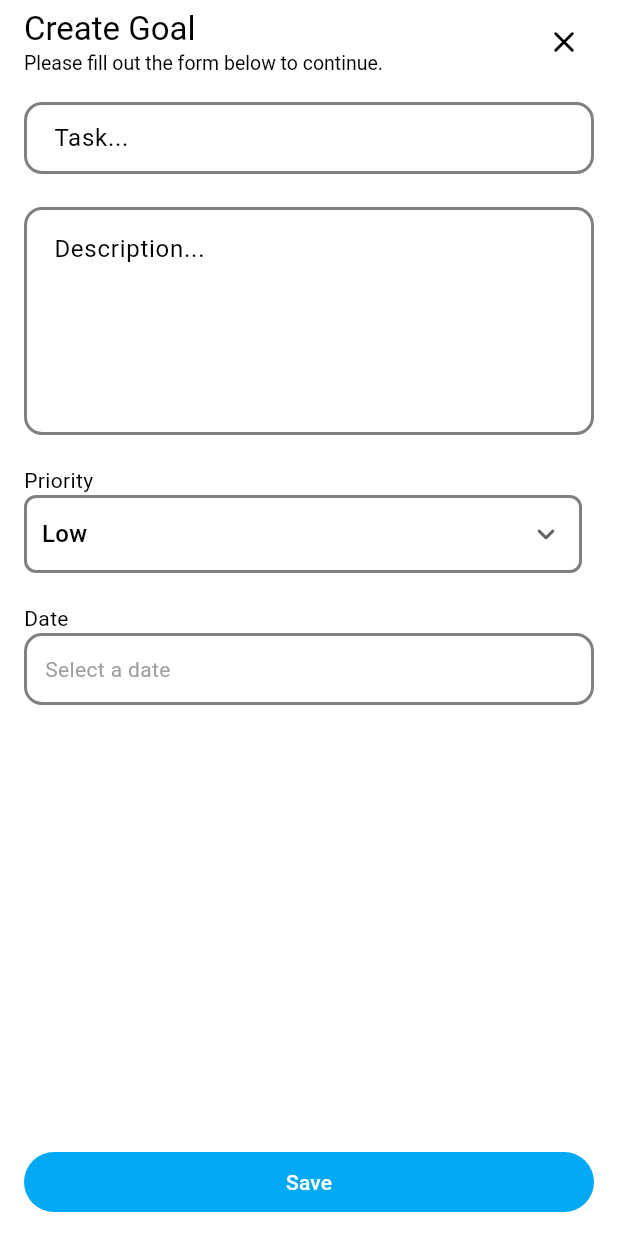
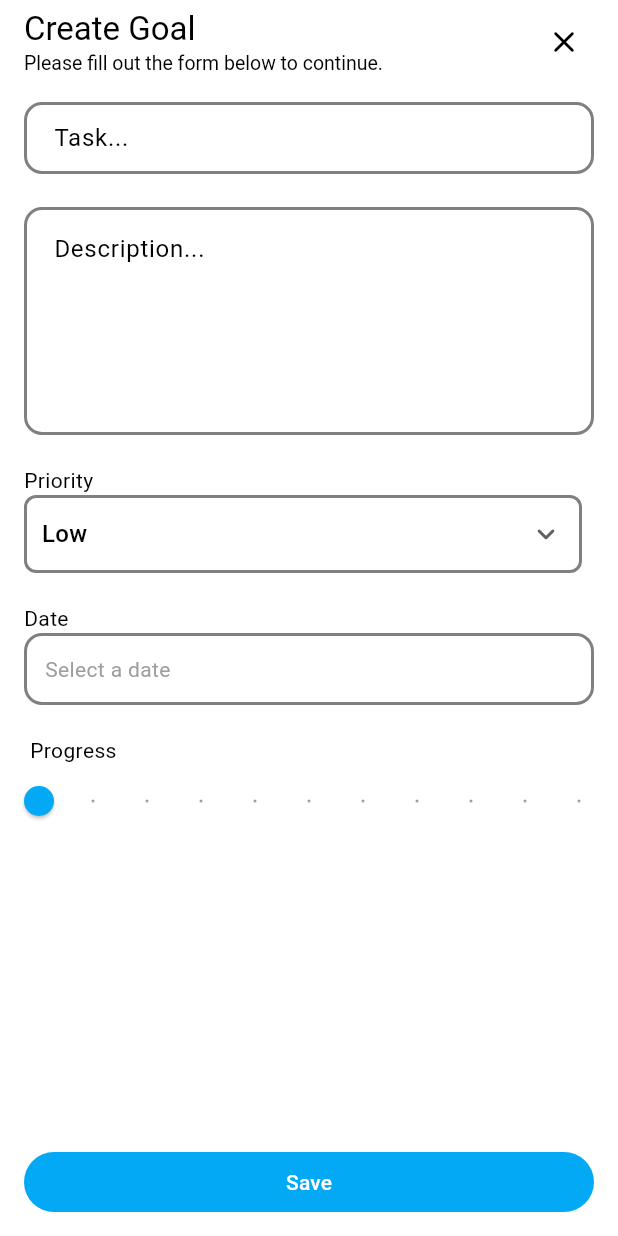
Before and after one commit to mhkamal12/goal_tracking, a Flutter app: the AddOrUpdateGoalScreen screen opened directly, after a tap on "Save", on a phone screen of 412 x 824 dp. Run offline on Flutter 3.47's test engine with Material 3 defaults, Android fonts, the light colour scheme and no system bars; our stand-ins replace shared_preferences, sqflite; accounts and stored records are empty.

Commit message:
Update AddGoalScreen.dart

```diff
--- a/lib/screens/AddGoalScreen.dart
+++ b/lib/screens/AddGoalScreen.dart
@@ -19,8 +19,9 @@ class _AddOrUpdateGoalScreenState extends State<AddOrUpdateGoalScreen> {
   final TextEditingController descriptionController = TextEditingController();
   int priority = 1;
   DateTime? date;
+  double progress = 0;
 
-  final _formKey = GlobalKey<FormState>();
+  final formKey = GlobalKey<FormState>();
 
   @override
   void initState() {
@@ -33,6 +34,7 @@ class _AddOrUpdateGoalScreenState extends State<AddOrUpdateGoalScreen> {
         descriptionController.text = widget.goal!.description ?? '';
         priority = widget.goal!.priority;
         date = theDate;
+        progress = widget.goal!.progress.toDouble();
       });
     }
     super.initState();
@@ -81,7 +83,7 @@ class _AddOrUpdateGoalScreenState extends State<AddOrUpdateGoalScreen> {
         body: SafeArea(
           top: true,
           child: Form(
-            key: _formKey,
+            key: formKey,
             autovalidateMode: AutovalidateMode.disabled,
             child: Column(
               mainAxisSize: MainAxisSize.max,
@@ -99,12 +101,16 @@ class _AddOrUpdateGoalScreenState extends State<AddOrUpdateGoalScreen> {
                               maxWidth: 770,
                             ),
                             decoration: BoxDecoration(),
-                            child: Padding(
-                              padding:
-                                  EdgeInsetsDirectional.fromSTEB(16, 12, 16, 0),
+                            child: Column(
+                              crossAxisAlignment: CrossAxisAlignment.start,
+                              children: [
+                                Padding(
+                                  padding: EdgeInsetsDirectional.fromSTEB(
+                                      16, 12, 16, 0),
                                   child: Column(
                                     mainAxisSize: MainAxisSize.max,
-                                crossAxisAlignment: CrossAxisAlignment.start,
+                                    crossAxisAlignment:
+                                        CrossAxisAlignment.start,
                                     children: [
                                       SizedBox(
                                         height: 50,
@@ -141,9 +147,11 @@ class _AddOrUpdateGoalScreenState extends State<AddOrUpdateGoalScreen> {
                                       Text('Priority'),
                                       Container(
                                         width:
-                                        MediaQuery.sizeOf(context).width - 40,
+                                            MediaQuery.sizeOf(context).width -
+                                                40,
                                         decoration: BoxDecoration(
-                                      borderRadius: BorderRadius.circular(8),
+                                          borderRadius:
+                                              BorderRadius.circular(8),
                                           border: Border.all(
                                             width: 2,
                                             color: Theme.of(context)
@@ -177,11 +185,12 @@ class _AddOrUpdateGoalScreenState extends State<AddOrUpdateGoalScreen> {
                                             child: Text(
                                               'Select level of priority',
                                               style: TextStyle(
-                                              fontSize: 14, color: Colors.grey),
+                                                  fontSize: 14,
+                                                  color: Colors.grey),
                                             ),
                                           ),
-                                      borderRadius:
-                                          BorderRadius.all(Radius.circular(8)),
+                                          borderRadius: BorderRadius.all(
+                                              Radius.circular(8)),
                                           items: [
                                             DropdownMenuItem(
                                               value: 1,
@@ -220,7 +229,8 @@ class _AddOrUpdateGoalScreenState extends State<AddOrUpdateGoalScreen> {
                                           width: double.infinity,
                                           height: 48,
                                           decoration: BoxDecoration(
-                                        borderRadius: BorderRadius.circular(12),
+                                            borderRadius:
+                                                BorderRadius.circular(12),
                                             border: Border.all(
                                               width: 2,
                                               color: Theme.of(context)
@@ -231,11 +241,11 @@ class _AddOrUpdateGoalScreenState extends State<AddOrUpdateGoalScreen> {
                                             ),
                                           ),
                                           child: Align(
-                                        alignment: AlignmentDirectional(-1, 0),
+                                            alignment:
+                                                AlignmentDirectional(-1, 0),
                                             child: Padding(
-                                          padding:
-                                              EdgeInsetsDirectional.fromSTEB(
-                                                  12, 0, 0, 0),
+                                              padding: EdgeInsetsDirectional
+                                                  .fromSTEB(12, 0, 0, 0),
                                               child: Text(
                                                 date != null
                                                     ? formatDate(date!)
@@ -257,6 +267,26 @@ class _AddOrUpdateGoalScreenState extends State<AddOrUpdateGoalScreen> {
                                     ],
                                   ),
                                 ),
+                                const SizedBox(height: 20),
+                                Padding(
+                                  padding: const EdgeInsets.symmetric(
+                                      horizontal: 20),
+                                  child: Text('Progress'),
+                                ),
+                                Slider(
+                                  value: progress,
+                                  min: 0,
+                                  max: 100,
+                                  label: progress.round().toString(),
+                                  divisions: 10,
+                                  onChanged: (value) {
+                                    setState(() {
+                                      progress = value;
+                                    });
+                                  },
+                                ),
+                              ],
+                            ),
                           ),
                         ),
                       ],
@@ -275,7 +305,7 @@ class _AddOrUpdateGoalScreenState extends State<AddOrUpdateGoalScreen> {
                       onPressed: () async {
                         try {
                           FocusScope.of(context).unfocus();
-                          if (!_formKey.currentState!.validate() ||
+                          if (!formKey.currentState!.validate() ||
                               date == null) {
                             return;
                           }
@@ -288,6 +318,7 @@ class _AddOrUpdateGoalScreenState extends State<AddOrUpdateGoalScreen> {
                               'title': titleController.text,
                               'description': descriptionController.text,
                               'priority': priority,
+                              'progress': progress.round(),
                               'date': date!.toIso8601String(),
                             }).then((value) {
                               Navigator.pop(context, true);
@@ -301,6 +332,7 @@ class _AddOrUpdateGoalScreenState extends State<AddOrUpdateGoalScreen> {
                                       'title': titleController.text,
                                       'description': descriptionController.text,
                                       'priority': priority,
+                                      'progress': progress.round(),
                                       'date': date!.toIso8601String(),
                                     },
                                     where: 'id = ?',
```
Lines whose indentation alone changed are shown as unchanged.
